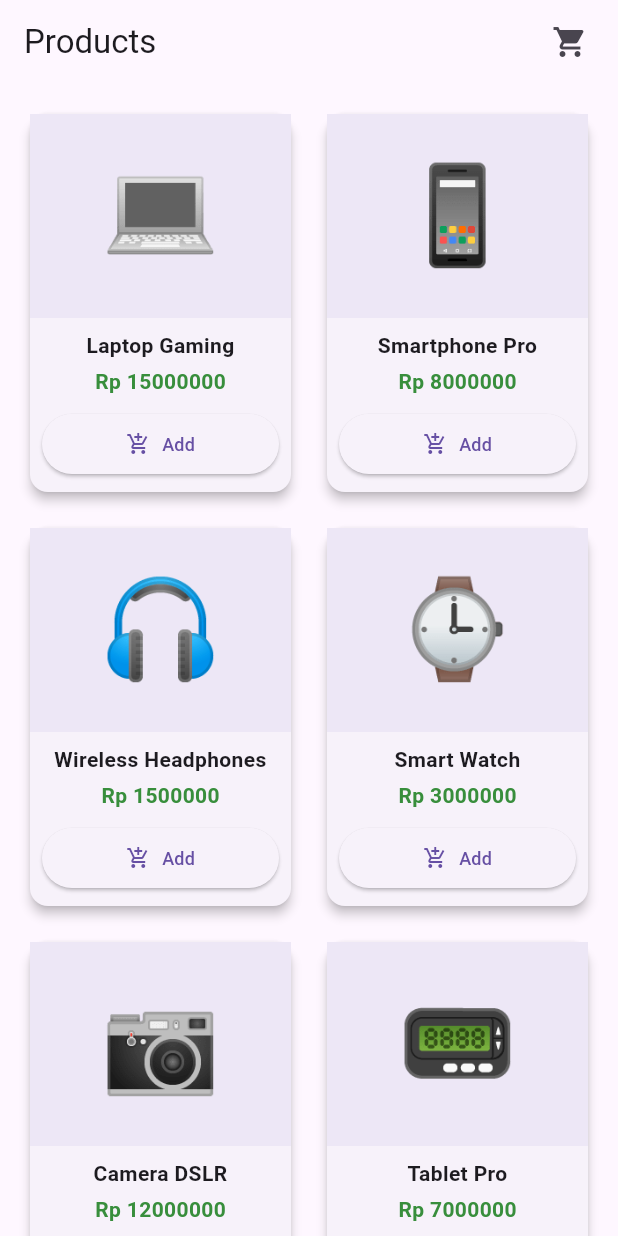
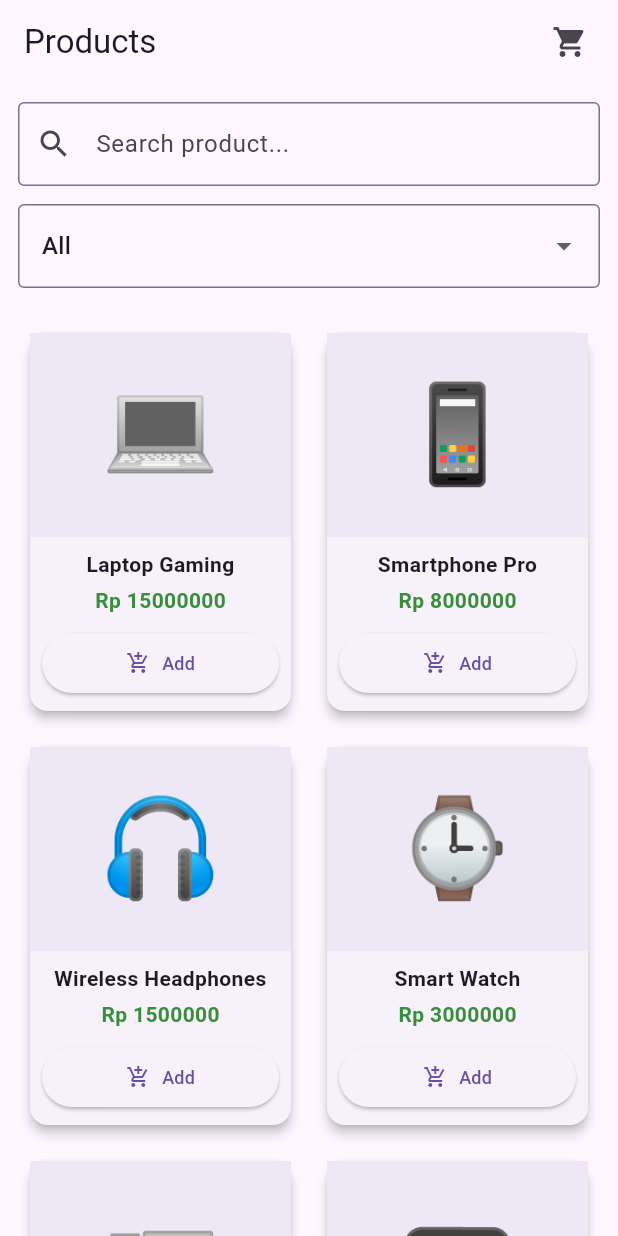
Before and after one commit to Wipebri/Shoping-Chart-Experiment-Dwi-012, a Flutter app: the screen it shows after launch, on a phone screen of 412 x 824 dp. Run offline on Flutter 3.47's test engine with Material 3 defaults, Android fonts, the phone set to English and light mode, and no system bars.

Commit message:
nambah searching, filtering, dan checkout

```diff
--- a/lib/models/product.dart
+++ b/lib/models/product.dart
@@ -5,6 +5,7 @@ class Product {
   final double price;
   final String emoji;      // ← Emoji sebagai gambar produk (offline-friendly!)
   final String description;
+  final String category;
 
   Product({
     required this.id,
@@ -12,5 +13,6 @@ class Product {
     required this.price,
     required this.emoji,
     required this.description,
+    required this.category,
   });
 }
--- a/lib/pages/product_list_page.dart
+++ b/lib/pages/product_list_page.dart
@@ -1,16 +1,25 @@
-// lib/pages/product_list_page.dart
 import 'package:flutter/material.dart';
 import 'package:provider/provider.dart';
 import '../models/product.dart';
 import '../models/cart_model.dart';
 import 'cart_page.dart';
 
-class ProductListPage extends StatelessWidget {
+class ProductListPage extends StatefulWidget {
   const ProductListPage({super.key});
 
   @override
+  State<ProductListPage> createState() => _ProductListPageState();
+}
+
+class _ProductListPageState extends State<ProductListPage> {
+  String searchQuery = '';
+  String selectedCategory = 'All';
+
+  @override
   Widget build(BuildContext context) {
-    // Dummy products
+    // =========================
+    // Dummy Products
+    // =========================
     final products = [
       Product(
         id: '1',
@@ -18,6 +27,7 @@ class ProductListPage extends StatelessWidget {
         price: 15000000,
         emoji: '💻',
         description: 'Laptop gaming performa tinggi',
+        category: 'Electronics',
       ),
       Product(
         id: '2',
@@ -25,6 +35,7 @@ class ProductListPage extends StatelessWidget {
         price: 8000000,
         emoji: '📱',
         description: 'Smartphone flagship terbaru',
+        category: 'Electronics',
       ),
       Product(
         id: '3',
@@ -32,6 +43,7 @@ class ProductListPage extends StatelessWidget {
         price: 1500000,
         emoji: '🎧',
         description: 'Headphones noise-cancelling',
+        category: 'Accessories',
       ),
       Product(
         id: '4',
@@ -39,6 +51,7 @@ class ProductListPage extends StatelessWidget {
         price: 3000000,
         emoji: '⌚',
         description: 'Smartwatch dengan health tracking',
+        category: 'Accessories',
       ),
       Product(
         id: '5',
@@ -46,6 +59,7 @@ class ProductListPage extends StatelessWidget {
         price: 12000000,
         emoji: '📷',
         description: 'Kamera DSLR profesional',
+        category: 'Electronics',
       ),
       Product(
         id: '6',
@@ -53,28 +67,48 @@ class ProductListPage extends StatelessWidget {
         price: 7000000,
         emoji: '📟',
         description: 'Tablet untuk produktivitas',
+        category: 'Electronics',
       ),
       Product(
         id: '7',
         name: 'MIC',
-        price:500000,
+        price: 500000,
         emoji: '🎤',
         description: 'MIC untuk streaming',
+        category: 'Accessories',
       ),
       Product(
         id: '8',
         name: 'Keyboard',
-        price:300000,
+        price: 300000,
         emoji: '⌨️',
         description: 'Keyboard Triple Connections',
+        category: 'Accessories',
       ),
     ];
+
+    // =========================
+    // Categories
+    // =========================
+    final categories = ['All', 'Electronics', 'Accessories'];
+
+    // =========================
+    // Filter Logic
+    // =========================
+    List<Product> filteredProducts = products.where((product) {
+      final matchesSearch =
+          product.name.toLowerCase().contains(searchQuery.toLowerCase());
+
+      final matchesCategory =
+          selectedCategory == 'All' || product.category == selectedCategory;
+
+      return matchesSearch && matchesCategory;
+    }).toList();
 
     return Scaffold(
       appBar: AppBar(
         title: const Text('Products'),
         actions: [
-          // Cart badge
           Consumer<CartModel>(
             builder: (context, cart, child) {
               return Stack(
@@ -122,7 +156,56 @@ class ProductListPage extends StatelessWidget {
           const SizedBox(width: 8),
         ],
       ),
-      body: GridView.builder(
+
+      // =========================
+      // BODY
+      // =========================
+      body: Column(
+        children: [
+          // 🔎 Search
+          Padding(
+            padding: const EdgeInsets.all(12),
+            child: TextField(
+              decoration: const InputDecoration(
+                hintText: 'Search product...',
+                prefixIcon: Icon(Icons.search),
+                border: OutlineInputBorder(),
+              ),
+              onChanged: (value) {
+                setState(() {
+                  searchQuery = value;
+                });
+              },
+            ),
+          ),
+
+          // 📂 Category Filter
+          Padding(
+            padding: const EdgeInsets.symmetric(horizontal: 12),
+            child: DropdownButtonFormField<String>(
+              value: selectedCategory,
+              decoration: const InputDecoration(
+                border: OutlineInputBorder(),
+              ),
+              items: categories.map((category) {
+                return DropdownMenuItem(
+                  value: category,
+                  child: Text(category),
+                );
+              }).toList(),
+              onChanged: (value) {
+                setState(() {
+                  selectedCategory = value!;
+                });
+              },
+            ),
+          ),
+
+          const SizedBox(height: 10),
+
+          // 🛍 Product Grid
+          Expanded(
+            child: GridView.builder(
               padding: const EdgeInsets.all(16),
               gridDelegate: const SliverGridDelegateWithFixedCrossAxisCount(
                 crossAxisCount: 2,
@@ -130,9 +213,10 @@ class ProductListPage extends StatelessWidget {
                 crossAxisSpacing: 16,
                 mainAxisSpacing: 16,
               ),
-        itemCount: products.length,
+              itemCount: filteredProducts.length,
               itemBuilder: (context, index) {
-          final product = products[index];
+                final product = filteredProducts[index];
+
                 return Card(
                   elevation: 3,
                   child: Column(
@@ -176,22 +260,34 @@ class ProductListPage extends StatelessWidget {
                               width: double.infinity,
                               child: ElevatedButton.icon(
                                 onPressed: () {
-                            // Add to cart using Provider!
-                            context.read<CartModel>().addItem(product);
+                                  context
+                                      .read<CartModel>()
+                                      .addItem(product);
 
-                            // Show feedback
-                            ScaffoldMessenger.of(context).showSnackBar(
+                                  ScaffoldMessenger.of(context)
+                                      .showSnackBar(
                                     SnackBar(
-                                content: Text('${product.name} ditambahkan ke cart!'),
-                                duration: const Duration(seconds: 1),
-                                behavior: SnackBarBehavior.floating,
+                                      content: Text(
+                                          '${product.name} ditambahkan ke cart!'),
+                                      duration:
+                                          const Duration(seconds: 1),
+                                      behavior:
+                                          SnackBarBehavior.floating,
                                     ),
                                   );
                                 },
-                          icon: const Icon(Icons.add_shopping_cart, size: 16),
-                          label: const Text('Add', style: TextStyle(fontSize: 12)),
+                                icon: const Icon(
+                                  Icons.add_shopping_cart,
+                                  size: 16,
+                                ),
+                                label: const Text(
+                                  'Add',
+                                  style: TextStyle(fontSize: 12),
+                                ),
                                 style: ElevatedButton.styleFrom(
-                            padding: const EdgeInsets.symmetric(vertical: 8),
+                                  padding:
+                                      const EdgeInsets.symmetric(
+                                          vertical: 8),
                                 ),
                               ),
                             ),
@@ -203,6 +299,9 @@ class ProductListPage extends StatelessWidget {
                 );
               },
             ),
+          ),
+        ],
+      ),
     );
   }
 }
```
Also changed, not shown: lib/pages/checkout_page.dart (added, +139 -0 lines). Lines whose indentation alone changed are shown as unchanged.
